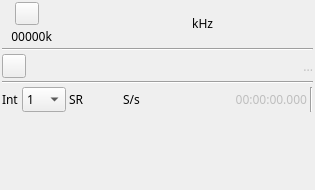
f4exb/sdrangel, file plugins/samplesink/filesink/filesinkgui.ui: the form before one commit.
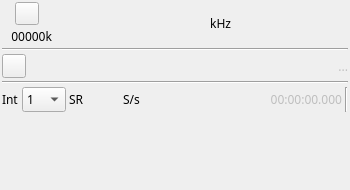
The form after the commit. Icons and pictures are not drawn. Custom widgets are drawn as their Qt base class.

Commit message: File sink plugin: ensure minimum width

```diff
--- a/plugins/samplesink/filesink/filesinkgui.ui
+++ b/plugins/samplesink/filesink/filesinkgui.ui
@@ -6,19 +6,19 @@
    <rect>
     <x>0</x>
     <y>0</y>
-    <width>315</width>
+    <width>350</width>
     <height>190</height>
    </rect>
   </property>
   <property name="sizePolicy">
-   <sizepolicy hsizetype="Preferred" vsizetype="Maximum">
+   <sizepolicy hsizetype="Minimum" vsizetype="Minimum">
     <horstretch>0</horstretch>
     <verstretch>0</verstretch>
    </sizepolicy>
   </property>
   <property name="minimumSize">
    <size>
-    <width>246</width>
+    <width>350</width>
     <height>190</height>
    </size>
   </property>
```
